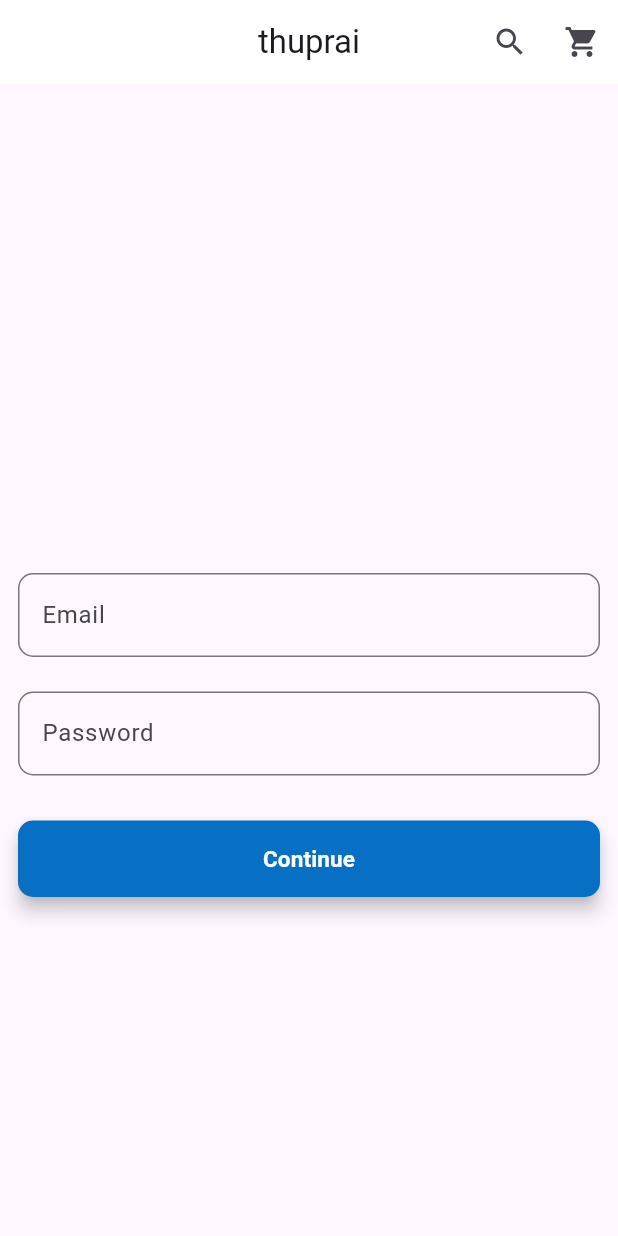
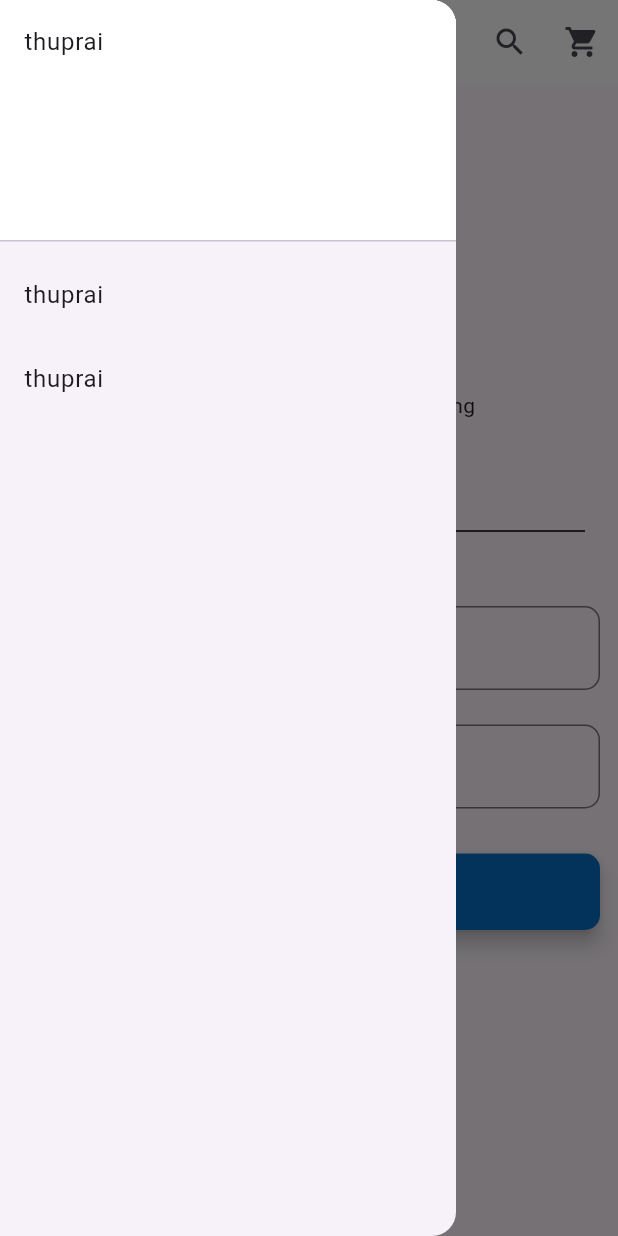
Before and after one commit to bhojrajmishra/Thuprai_Clone, a Flutter app: the screen it shows after launch, with the side drawer open (before the commit the screen has no drawer), on a phone screen of 412 x 824 dp. Run offline on Flutter 3.47's test engine with Material 3 defaults, Android fonts, the light colour scheme and no system bars; our stand-ins replace device_preview, dio, stacked, stacked_services, stacked_shared.

Commit message:
refactor: change the custom name of base widget to base

```diff
--- a/lib/base/widgets/custom_app_bar.dart
+++ b/lib/base/widgets/base_app_bar.dart
@@ -1,10 +1,10 @@
 import 'package:flutter/material.dart';
 
-class CustomAppBar extends StatelessWidget implements PreferredSizeWidget {
+class BaseAppBar extends StatelessWidget implements PreferredSizeWidget {
   final String title;
   final Color backgroundColor;
   final List<Widget> actions;
-  const CustomAppBar(
+  const BaseAppBar(
       {super.key,
       required this.title,
       required this.backgroundColor,
--- /dev/null
+++ b/lib/base/widgets/base_drawer.dart
@@ -0,0 +1,31 @@
+import 'package:flutter/material.dart';
+
+class BaseDrawer extends StatelessWidget {
+  final String title;
+  const BaseDrawer({super.key, required this.title});
+
+  @override
+  Widget build(BuildContext context) {
+    return Drawer(
+      child: ListView(
+        padding: EdgeInsets.zero,
+        children: <Widget>[
+          DrawerHeader(
+            decoration: const BoxDecoration(
+              color: Colors.white,
+            ),
+            child: Text(title),
+          ),
+          ListTile(
+            title: Text(title),
+            onTap: () {},
+          ),
+          ListTile(
+            title: Text(title),
+            onTap: () {},
+          ),
+        ],
+      ),
+    );
+  }
+}
--- /dev/null
+++ b/lib/base/widgets/base_horizontal_line.dart
@@ -0,0 +1,34 @@
+import 'package:flutter/material.dart';
+
+class BaseHorizontalLine extends StatelessWidget {
+  final String label;
+  final double height;
+  const BaseHorizontalLine({
+    super.key,
+    required this.label,
+    required this.height,
+  });
+
+  @override
+  Widget build(BuildContext context) {
+    return Row(children: <Widget>[
+      Expanded(
+        child: Container(
+            margin: const EdgeInsets.only(left: 10.0, right: 15.0),
+            child: Divider(
+              color: Colors.black,
+              height: height,
+            )),
+      ),
+      Text(label),
+      Expanded(
+        child: Container(
+            margin: const EdgeInsets.only(left: 15.0, right: 10.0),
+            child: Divider(
+              color: Colors.black,
+              height: height,
+            )),
+      ),
+    ]);
+  }
+}
--- a/lib/base/widgets/custom_text_field.dart
+++ b/lib/base/widgets/base_text_field.dart
@@ -3,7 +3,7 @@ import 'package:flutter/material.dart';
 /// A custom text form field widget that wraps a [TextFormField] with commonly used configurations.
 ///
 /// The widget provides additional customization options through its parameters [controller], [labelText], [obscureText], [validator], [enableSuggestions],[autocorrect],[keyboardType] ,  allowing you to control
-class CustomTextFormField extends StatelessWidget {
+class BaseTextField extends StatelessWidget {
   /// Controls the text being edited.
   final TextEditingController controller;
 
@@ -25,8 +25,8 @@ class CustomTextFormField extends StatelessWidget {
   /// The type of keyboard to use for the text field.
   final TextInputType keyboardType;
 
-  /// Required constructor for the [CustomTextFormField] widget.
-  const CustomTextFormField({
+  /// Required constructor for the [BaseTextField] widget.
+  const BaseTextField({
     required this.controller,
     required this.labelText,
     required this.obscureText,
--- a/lib/main.dart
+++ b/lib/main.dart
@@ -1,3 +1,4 @@
+import 'package:device_preview/device_preview.dart';
 import 'package:flutter/material.dart';
 import 'package:thuprai_clone/app/app.bottomsheets.dart';
 import 'package:thuprai_clone/app/app.dialogs.dart';
@@ -19,6 +20,8 @@ class MainApp extends StatelessWidget {
   @override
   Widget build(BuildContext context) {
     return MaterialApp(
+      locale: DevicePreview.locale(context),
+      builder: DevicePreview.appBuilder,
       debugShowCheckedModeBanner: false,
       initialRoute: Routes.startupView,
       onGenerateRoute: StackedRouter().onGenerateRoute,
--- a/lib/ui/views/login/login_view.dart
+++ b/lib/ui/views/login/login_view.dart
@@ -2,9 +2,11 @@ import 'package:flutter/material.dart';
 import 'package:stacked/stacked.dart';
 import 'package:stacked/stacked_annotations.dart';
 import 'package:thuprai_clone/base/validator/validator.dart';
+import 'package:thuprai_clone/base/widgets/base_horizontal_line.dart';
 import 'package:thuprai_clone/base/widgets/button.dart';
-import 'package:thuprai_clone/base/widgets/custom_app_bar.dart';
-import 'package:thuprai_clone/base/widgets/custom_text_field.dart';
+import 'package:thuprai_clone/base/widgets/base_app_bar.dart';
+import 'package:thuprai_clone/base/widgets/base_drawer.dart';
+import 'package:thuprai_clone/base/widgets/base_text_field.dart';
 
 import 'login_viewmodel.dart';
 
@@ -30,10 +32,8 @@ class LoginView extends StackedView<LoginViewModel> {
     Widget? child,
   ) {
     return Scaffold(
-        appBar: CustomAppBar(
-            title: 'thuprai',
-            backgroundColor: Colors.white,
-            actions: [
+      appBar:
+          BaseAppBar(title: 'thuprai', backgroundColor: Colors.white, actions: [
         IconButton(
           icon: const Icon(Icons.search),
           onPressed: () {},
@@ -43,6 +43,9 @@ class LoginView extends StackedView<LoginViewModel> {
           onPressed: () {},
         ),
       ]),
+      drawer: const BaseDrawer(
+        title: 'thuprai',
+      ),
       body: Form(
         key: viewModel.formKey,
         child: Padding(
@@ -50,15 +53,18 @@ class LoginView extends StackedView<LoginViewModel> {
           child: Column(
             mainAxisAlignment: MainAxisAlignment.center,
             children: [
-                const SizedBox(height: 100, width: 100),
-                CustomTextFormField(
+              const Text("Please login to your account using"),
+              const Icon(Icons.facebook),
+              const BaseHorizontalLine(
+                  label: 'Or continue with email', height: 100),
+              BaseTextField(
                 controller: viewModel.emailController,
                 labelText: "Email",
                 obscureText: false,
                 validator: (value) => Validator.emailValidator(value),
               ),
               const SizedBox(height: 23),
-                CustomTextFormField(
+              BaseTextField(
                 controller: viewModel.passwordController,
                 labelText: "Password",
                 obscureText: true,
@@ -67,11 +73,12 @@ class LoginView extends StackedView<LoginViewModel> {
               Button(
                 text: 'Continue',
                 onPressed: viewModel.requestLoginApi,
-                )
+              ),
             ],
           ),
         ),
-        ));
+      ),
+    );
   }
 
   @override
--- a/pubspec.yaml
+++ b/pubspec.yaml
@@ -7,6 +7,7 @@ environment:
   sdk: '>=3.0.3 <4.0.0'
 
 dependencies:
+  device_preview: ^1.2.0
   dio: ^5.7.0
   flutter:
     sdk: flutter
```
Also changed, not shown: lib/base/widgets/buttom_navigation_bar.dart (added, +32 -0 lines), lib/base/widgets/custom_bottom_navigation_bar.dart (added, +15 -0 lines), lib/base/widgets/custom_drawer.dart (deleted), pubspec.lock, 1 other file. Lines whose indentation alone changed are shown as unchanged.
